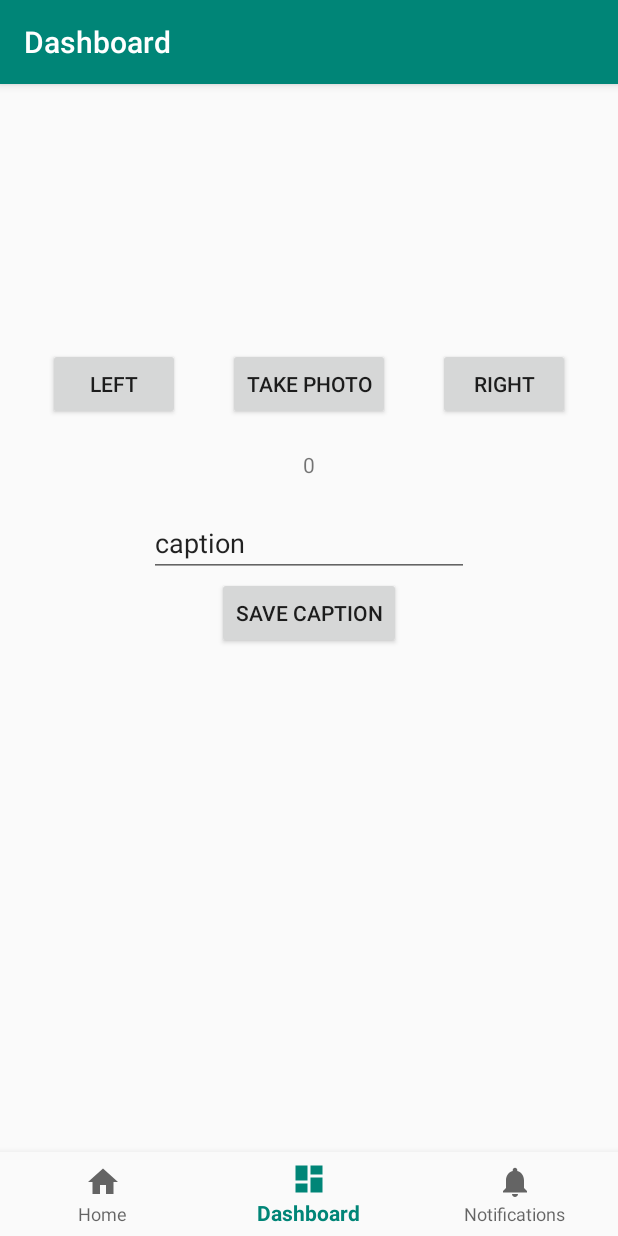
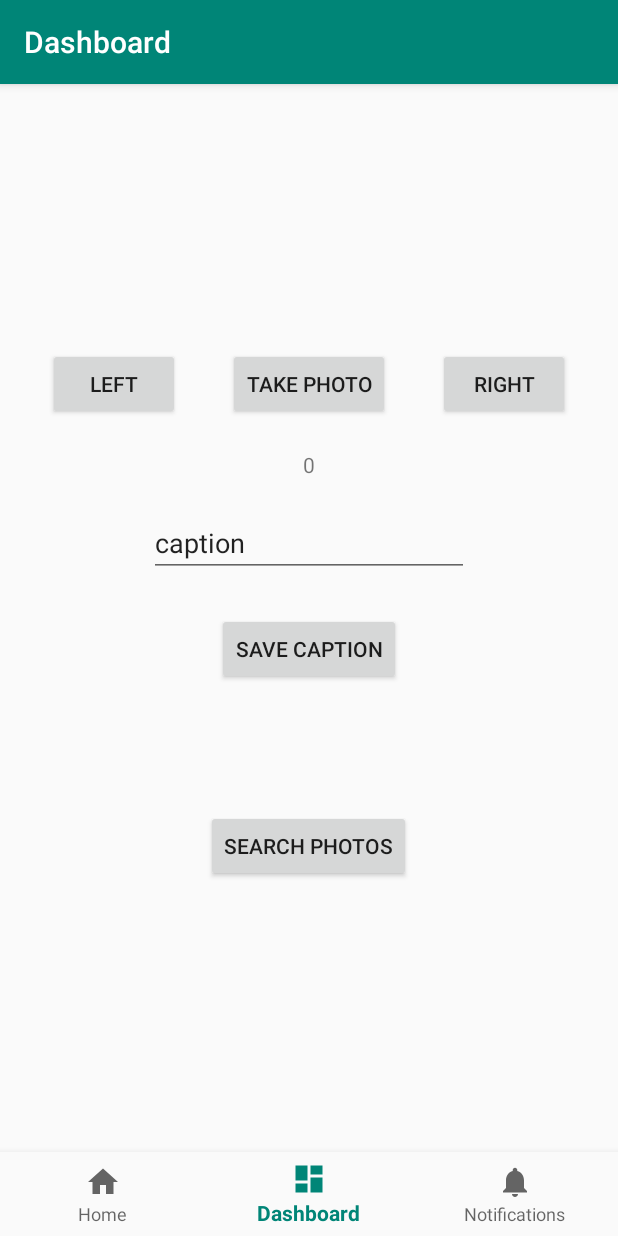
Before and after one commit to jasongill83/photoapp, an Android app: the DashboardFragment screen opened through its navigation route, on a phone screen of 412 x 824 dp. Run offline under Robolectric (Android 15) with nearby library versions, the phone set to English and light mode, and no system bars; our stand-ins replace navigation-ui.

Commit message:
chris search dialog layout and listener

```diff
--- a/app/src/main/java/com/example/photoapp/MainActivity.java
+++ b/app/src/main/java/com/example/photoapp/MainActivity.java
@@ -1,7 +1,9 @@
 package com.example.photoapp;
 
 
+import android.content.Context;
 import android.os.Bundle;
+import android.widget.Toast;
 
 
 import com.google.android.material.bottomnavigation.BottomNavigationView;
@@ -12,8 +14,10 @@ import androidx.navigation.Navigation;
 import androidx.navigation.ui.AppBarConfiguration;
 import androidx.navigation.ui.NavigationUI;
 
-public class MainActivity extends AppCompatActivity {
+public class MainActivity extends AppCompatActivity implements SearchDialog.SearchDialogListener {
 
+    private String testCaption;
+    private String testTimeStamp;
 
     @Override
     protected void onCreate(Bundle savedInstanceState) {
@@ -32,4 +36,18 @@ public class MainActivity extends AppCompatActivity {
 
     }
 
+    @Override
+    public void applySearch(String caption, String timeStamp) {
+        testCaption = caption;
+        testTimeStamp= timeStamp;
+    }
+
+    public String returnCaption() {
+        return testCaption;
+    }
+
+    public String returnTimeStamp() {
+        return testTimeStamp;
+    }
+
 }
--- a/app/src/main/java/com/example/photoapp/PhotoActivity.java
+++ b/app/src/main/java/com/example/photoapp/PhotoActivity.java
@@ -24,7 +24,7 @@ import java.io.FileNotFoundException;
 import java.text.SimpleDateFormat;
 import java.util.Date;
 
-public class PhotoActivity extends Activity implements View.OnClickListener{
+public class PhotoActivity extends Activity implements View.OnClickListener {
 
     public static final int PHOTO_REQUEST_CAREMA = 1;// 拍照
     public static final int CROP_PHOTO = 2;
@@ -54,6 +54,7 @@ public class PhotoActivity extends Activity implements View.OnClickListener{
                 break;
         }
     }
+
 
     @Override
     protected void onActivityResult(int requestCode, int resultCode, Intent data) {
--- a/app/src/main/java/com/example/photoapp/ui/dashboard/DashboardFragment.java
+++ b/app/src/main/java/com/example/photoapp/ui/dashboard/DashboardFragment.java
@@ -1,5 +1,6 @@
 package com.example.photoapp.ui.dashboard;
 
+import android.content.Context;
 import android.content.Intent;
 import android.graphics.Bitmap;
 import android.graphics.BitmapFactory;
@@ -17,6 +18,7 @@ import android.widget.Button;
 import android.widget.EditText;
 import android.widget.ImageView;
 import android.widget.TextView;
+import android.widget.Toast;
 
 
 import androidx.annotation.NonNull;
@@ -25,8 +27,10 @@ import androidx.fragment.app.Fragment;
 
 import androidx.lifecycle.ViewModelProviders;
 
+import com.example.photoapp.MainActivity;
 import com.example.photoapp.PhotoActivity;
 import com.example.photoapp.R;
+import com.example.photoapp.SearchDialog;
 
 import java.io.File;
 import java.io.FileNotFoundException;
@@ -47,11 +51,13 @@ public class DashboardFragment extends Fragment {
     private Button rightButton;
     private Button leftButton;
     private Button captionSaveButton;
+    private Button searchButton;
     private TextView timeTextView;
     private ImageView imageView;
     private EditText captionEditText;
     private DashboardViewModel dashboardViewModel;
     private File picture;
+    private MainActivity testActivity;
     static final int REQUEST_IMAGE_CAPTURE = 1;
     String currentPhotoPath;
     static final int REQUEST_TAKE_PHOTO = 1;
@@ -68,6 +74,11 @@ public class DashboardFragment extends Fragment {
                 ViewModelProviders.of(this).get(DashboardViewModel.class);
         View root = inflater.inflate(R.layout.fragment_dashboard, container, false);
 
+        testActivity = (MainActivity) getActivity();
+        String searchCaption = testActivity.returnCaption();
+        String searchTimeStamp = testActivity.returnTimeStamp();
+
+        searchButton = root.findViewById(R.id.searchBtn);
         photoButton = root.findViewById(R.id.photoButton);
         rightButton = root.findViewById(R.id.rightButton);
         leftButton = root.findViewById(R.id.leftButton);
@@ -118,6 +129,15 @@ public class DashboardFragment extends Fragment {
                 changeName(caption);
             }
         });
+        searchButton.setOnClickListener(new View.OnClickListener(){
+            @Override
+            public void onClick(View v) {
+                openDialog();
+            }
+        });
+
+
+
 
         photoButton.setOnClickListener(new View.OnClickListener() {
             @Override
@@ -147,6 +167,12 @@ public class DashboardFragment extends Fragment {
 
 
         return root;
+    }
+
+    public void openDialog() {
+        SearchDialog searchDialog = new SearchDialog();
+
+        searchDialog.show(getFragmentManager(), "Search Dialog");
     }
 
     public void changeName(String capition){
@@ -235,8 +261,6 @@ public class DashboardFragment extends Fragment {
     }
 
 
-
-
     public String getImageTimeByFileName(String filename){
         String [] temp = null;
         temp = filename.split("_");
--- a/app/src/main/res/layout/fragment_dashboard.xml
+++ b/app/src/main/res/layout/fragment_dashboard.xml
@@ -72,9 +72,22 @@
         android:id="@+id/captionSaveButton"
         android:layout_width="wrap_content"
         android:layout_height="wrap_content"
+        android:layout_marginTop="24dp"
         android:text="save caption"
         app:layout_constraintEnd_toEndOf="parent"
         app:layout_constraintStart_toStartOf="parent"
         app:layout_constraintTop_toBottomOf="@+id/captionEditText" />
 
+    <Button
+        android:id="@+id/searchBtn"
+        android:layout_width="wrap_content"
+        android:layout_height="wrap_content"
+        android:text="Search Photos"
+        app:layout_constraintBottom_toBottomOf="parent"
+        app:layout_constraintEnd_toEndOf="parent"
+        app:layout_constraintHorizontal_bias="0.498"
+        app:layout_constraintStart_toStartOf="parent"
+        app:layout_constraintTop_toBottomOf="@+id/captionSaveButton"
+        app:layout_constraintVertical_bias="0.26" />
+
 </androidx.constraintlayout.widget.ConstraintLayout>
```
Also changed, not shown: app/src/main/java/com/example/photoapp/SearchDialog.java (added, +61 -0 lines), app/src/main/res/layout/layout_search.xml (added, +19 -0 lines).
